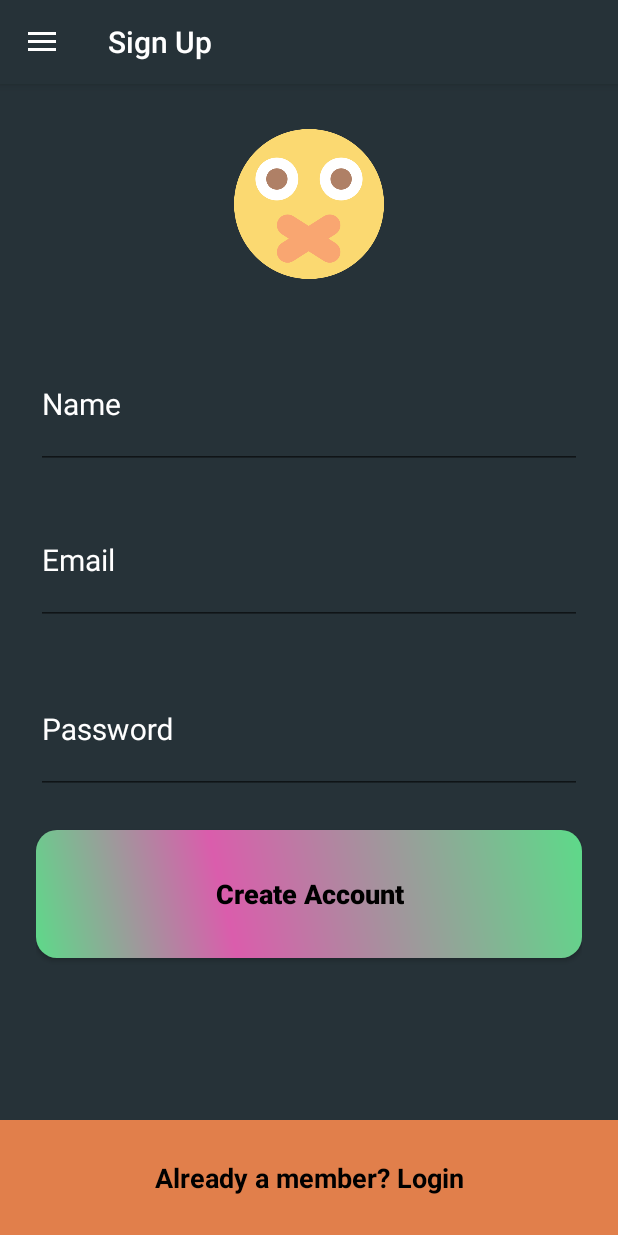
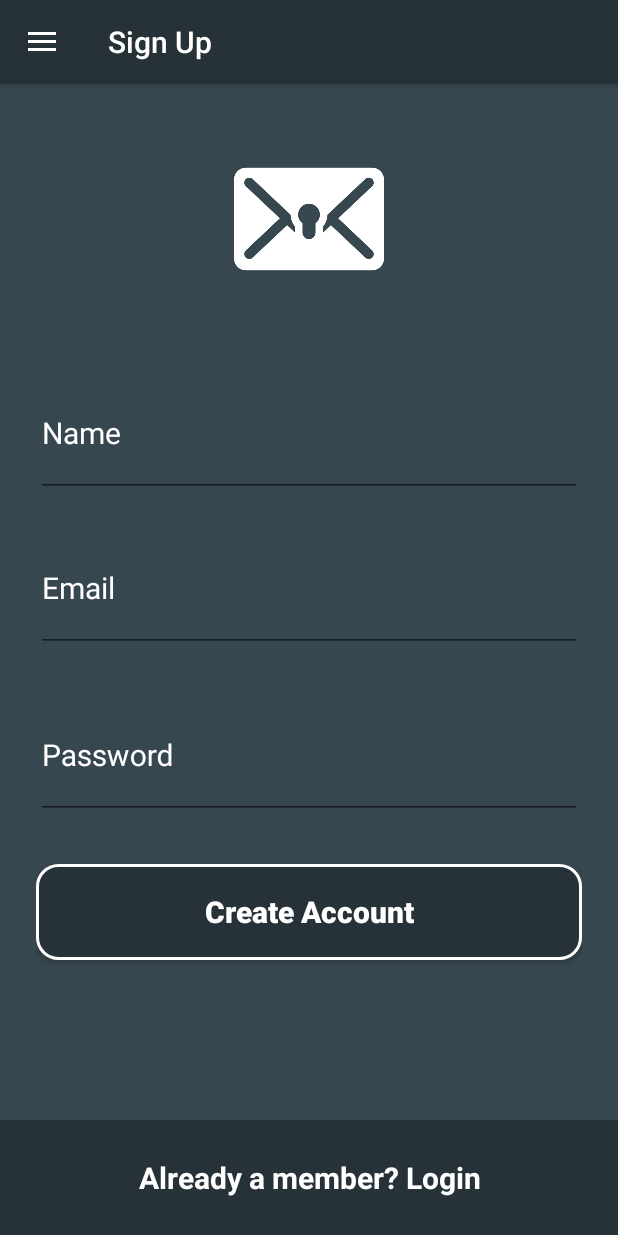
Before and after one commit to Shorif-Uddin-Al-Mahamud/AndroidSecretMessenger, an Android app: the screen it shows after launch (MainActivity), after a tap on "No account yet? Create one", on a phone screen of 412 x 824 dp. Run offline under Robolectric (Android 15) with nearby library versions, the phone set to English and light mode, and no system bars; our stand-ins replace ButterKnife, Firebase (no records; nobody signed in at launch, a user with empty details on screens opened directly); pictures from the network do not load; 3 other taps on this screen came first.

Commit message:
date : 13 July, 2018 time : 10.48 pm

```diff
--- a/app/src/main/java/com/example/my_pc/secretmessenger/adapter/UserListAdapter.java
+++ b/app/src/main/java/com/example/my_pc/secretmessenger/adapter/UserListAdapter.java
@@ -46,7 +46,7 @@ public class UserListAdapter extends RecyclerView.Adapter<UserListAdapter.MyView
 
         holder.userName.setText(list.getName());
 
-        Glide.with(context).load(list.getPhotoUrl()).placeholder(R.drawable.user).error(R.drawable.user).transform(new CircleTransform(context)).into(holder.userImage);
+        Glide.with(context).load(list.getPhotoUrl()).placeholder(R.drawable.user_profile).error(R.drawable.user_profile).transform(new CircleTransform(context)).into(holder.userImage);
 
     }
 
--- a/app/src/main/res/drawable/btn_bg.xml
+++ b/app/src/main/res/drawable/btn_bg.xml
@@ -15,7 +15,7 @@
         android:right="0dp"
         android:top="0dp" />
     <size
-        android:width="140dp"
+        android:width="165dp"
         android:height="40dp" />
 
     <stroke
--- a/app/src/main/res/drawable/ic_send.xml
+++ b/app/src/main/res/drawable/ic_send.xml
@@ -4,6 +4,6 @@
         android:viewportWidth="24.0"
         android:viewportHeight="24.0">
     <path
-        android:fillColor="#ffffff"
+        android:fillColor="#000000"
         android:pathData="M2.01,21L23,12 2.01,3 2,10l15,2 -15,2z"/>
 </vector>
--- a/app/src/main/res/drawable/rounded_background.xml
+++ b/app/src/main/res/drawable/rounded_background.xml
@@ -5,8 +5,8 @@
             <solid android:color="#263238"/>
             <corners android:radius="10dp" />
             <stroke
-                android:width="2dp"
-                android:color="#3bbdfa"
+                android:width="0.8dp"
+                android:color="#ffffff"
                 />
 
         </shape>
--- a/app/src/main/res/drawable/rounded_background2.xml
+++ b/app/src/main/res/drawable/rounded_background2.xml
@@ -6,8 +6,8 @@
             <corners android:radius="10dp" />
 
             <stroke
-                android:width="2dp"
-                android:color="#3bbdfa"
+                android:width="0.8dp"
+                android:color="#000000"
                 />
 
             <padding android:top="3sp"
--- a/app/src/main/res/drawable/side_nav_bar.xml
+++ b/app/src/main/res/drawable/side_nav_bar.xml
@@ -2,8 +2,8 @@
     android:shape="rectangle">
     <gradient
         android:angle="135"
-        android:centerColor="#009688"
-        android:endColor="#00695C"
-        android:startColor="#4DB6AC"
+        android:centerColor="@color/log_button"
+        android:endColor="@color/log_button"
+        android:startColor="@color/log_button"
         android:type="linear" />
 </shape>
--- a/app/src/main/res/layout/activity_chat.xml
+++ b/app/src/main/res/layout/activity_chat.xml
@@ -62,10 +62,10 @@
                 android:layout_weight="3.3"
                 android:hint="   Your message"
                 android:inputType="text"
-                android:backgroundTint="#ffffff"
+                android:backgroundTint="#000000"
                 android:paddingLeft="5sp"
-                android:textColorHint="#ffffff"
-                android:textColor="#ffffff"
+                android:textColorHint="#000000"
+                android:textColor="#000000"
                 android:textSize="18sp" />
 
             <ImageButton
--- a/app/src/main/res/layout/fragment_sign_up.xml
+++ b/app/src/main/res/layout/fragment_sign_up.xml
@@ -2,7 +2,7 @@
 <LinearLayout xmlns:android="http://schemas.android.com/apk/res/android"
     android:layout_width="match_parent"
     android:layout_height="match_parent"
-    android:background="@color/colorPrimary"
+    android:background="#37474F"
     android:orientation="vertical"
     android:weightSum="10"
    >
@@ -27,7 +27,7 @@
             android:layout_height="0dp"
             android:layout_gravity="bottom"
             android:orientation="vertical"
-            android:layout_weight="3"
+            android:layout_weight="3.4"
             android:gravity="center">
 
 
@@ -36,7 +36,7 @@
                 android:layout_height="100sp"
                 android:layout_gravity="center"
                 android:scaleType="fitXY"
-                android:src="@drawable/secret" />
+                android:src="@drawable/secret_messanger_logo" />
 
 
         </LinearLayout>
@@ -106,15 +106,15 @@
             android:id="@+id/btn_signup"
             android:layout_width="match_parent"
             android:layout_height="0dp"
-            android:background="@drawable/btn_bg2"
-            android:layout_marginTop="24dp"
-            android:layout_weight="1.6"
-            android:textStyle="bold"
+            android:layout_marginTop="30dp"
+            android:layout_weight="1.2"
+            android:background="@drawable/btn_bg"
             android:padding="1dp"
-            android:textColor="#000"
-            android:textSize="18sp"
+            android:text="Create Account"
             android:textAllCaps="false"
-            android:text="Create Account" />
+            android:textColor="@color/cardview_light_background"
+            android:textSize="20sp"
+            android:textStyle="bold" />
 
 
 
@@ -127,18 +127,19 @@
     <LinearLayout
         android:layout_width="match_parent"
         android:layout_height="0dp"
-        android:background="#e17f4b"
+        android:background="#263238"
         android:layout_weight="1">
 
 
         <TextView
             android:id="@+id/link_login"
             android:layout_width="match_parent"
-            android:layout_height="match_parent"
+            android:layout_height="wrap_content"
             android:gravity="center"
             android:text="Already a member? Login"
-            android:textColor="#000"
-            android:textSize="18dp"
+            android:textColor="#ffffff"
+            android:layout_gravity="center"
+            android:textSize="20dp"
             android:textStyle="bold" />
 
 
--- a/app/src/main/res/layout/nav_header_main.xml
+++ b/app/src/main/res/layout/nav_header_main.xml
@@ -19,7 +19,7 @@
         android:scaleType="fitXY"
         android:contentDescription="@string/nav_header_desc"
         android:paddingTop="@dimen/nav_header_vertical_spacing"
-        app:srcCompat="@mipmap/ic_launcher_round" />
+        app:srcCompat="@drawable/user_profile" />
 
     <TextView
         android:id="@+id/userNameId"
--- a/app/src/main/res/values/colors.xml
+++ b/app/src/main/res/values/colors.xml
@@ -2,5 +2,8 @@
 <resources>
     <color name="colorPrimary">#263238</color>
     <color name="colorPrimaryDark">#000000</color>
-    <color name="colorAccent">#118114</color>
+    <color name="colorAccent">#ffffff</color>
+    <color name="log_button">#263238</color>
+
+
 </resources>
```
Also changed, not shown: app/src/main/java/com/example/my_pc/secretmessenger/activity/ChatActivity.java (+11 -21 lines), app/src/main/res/layout/fragment_log_in.xml (+5 -4 lines), app/src/main/res/drawable/secret_messanger_logo.png (added), app/src/main/res/drawable/user_profile.png (added).
